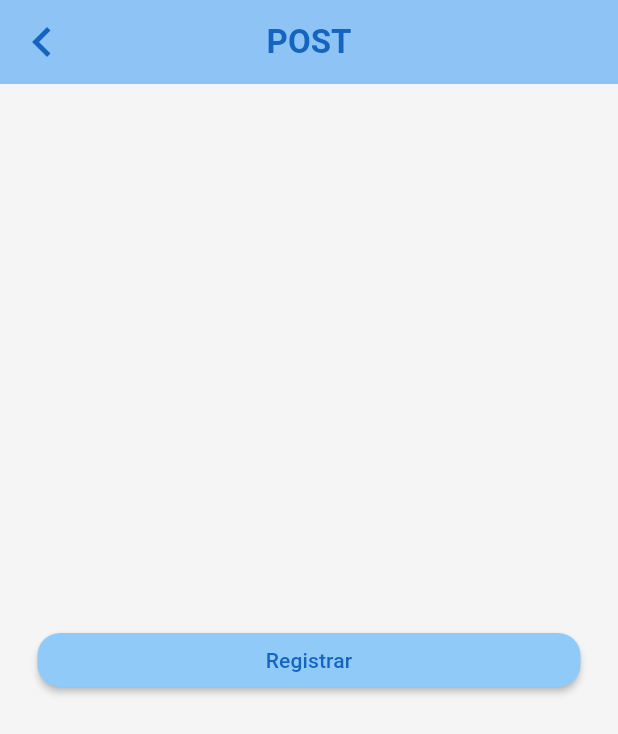
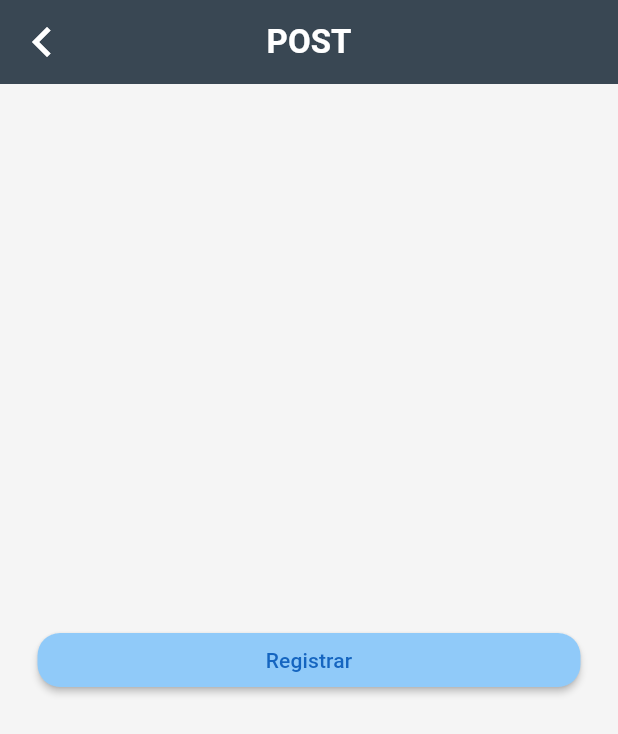
Before and after one commit to guiqmaia/flutter_avancado, a Flutter app: the screen it shows after launch, after a tap on "POST", on a phone screen of 412 x 824 dp. Shown: the top 734 px of the screen. Run offline on Flutter 3.47's test engine with Material 2 defaults, Android fonts, the phone set to English and light mode, and no system bars; our stand-ins replace brasil_fields, dio, hooks_riverpod; missing offline and left inert: colorful_iconify_flutter, iconify_flutter.

Commit message:
estilizando tema

```diff
--- a/rest_api/simple_rest_api/lib/main.dart
+++ b/rest_api/simple_rest_api/lib/main.dart
@@ -10,7 +10,7 @@ void main() {
       debugShowCheckedModeBanner: false,
       theme: ThemeData(
         brightness: Brightness.light,
-        primarySwatch: Colors.blue,
+        primarySwatch: Colors.blueGrey,
         useMaterial3: true,
       ),
     ),
--- a/rest_api/simple_rest_api/lib/post_api_page.dart
+++ b/rest_api/simple_rest_api/lib/post_api_page.dart
@@ -30,26 +30,26 @@ class _PostApiPageState extends State<PostApiPage> {
     return Scaffold(
       backgroundColor: Colors.grey.shade100,
       appBar: AppBar(
+        title: const Text(
+          'POST',
+          style: TextStyle(
+            color: Colors.white,
+            fontWeight: FontWeight.bold,
+          ),
+        ),
+        backgroundColor: Colors.blueGrey.shade800,
+        elevation: 1,
         leading: IconButton(
           onPressed: () {
             Navigator.of(context).pop();
           },
-          icon: Icon(
+          icon: const Icon(
             Icons.keyboard_arrow_left,
-            color: Colors.blue.shade800,
+            color: Colors.white,
             size: 40,
           ),
         ),
-        title: Text(
-          'POST',
-          style: TextStyle(
-            color: Colors.blue.shade800,
-            fontWeight: FontWeight.bold,
-          ),
-        ),
         centerTitle: true,
-        backgroundColor: Colors.blue.shade200,
-        elevation: 1,
       ),
       body: Padding(
         padding: const EdgeInsets.all(25),
```
Also changed, not shown: rest_api/simple_rest_api/lib/delete_api_page.dart (+11 -11 lines), rest_api/simple_rest_api/lib/get_api_page.dart (+5 -5 lines).
